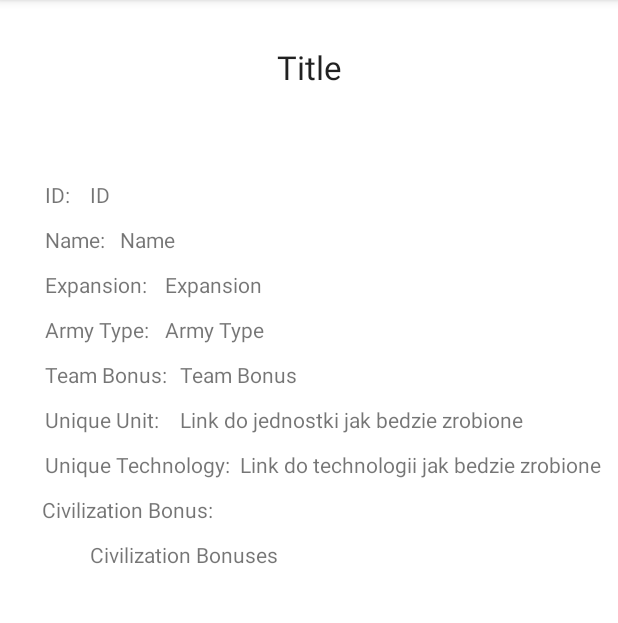
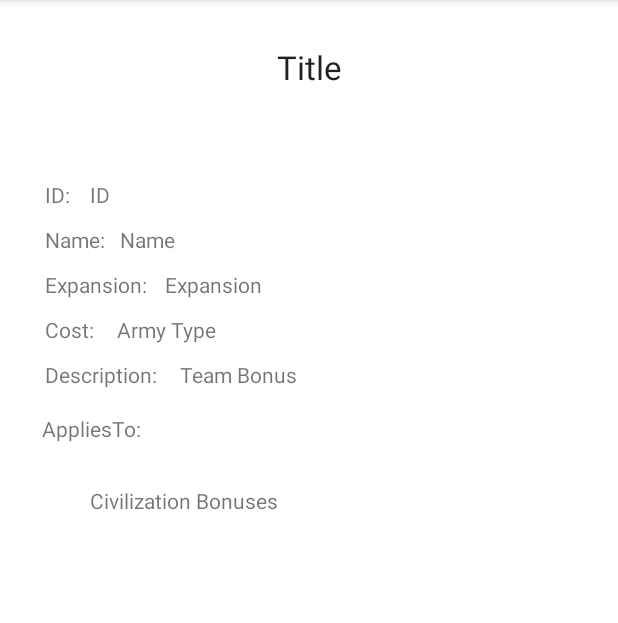
Before and after one commit to sAleksander/age-of-empires-wiki-POLSL, an Android app: the fragment TechnologyDetailsFragment shown on its own in the app's theme, on a phone screen of 412 x 824 dp, the part 84-707 px from its top. Run offline under Robolectric (Android 15) with nearby library versions, the phone set to English and light mode, and no system bars; 8 statements that could not run were skipped.

Commit message:
update technologies download data from db

```diff
--- a/app/src/main/java/com/example/age_of_empires_wiki_polsl/ui/technologies/TechnologiesViewModel.kt
+++ b/app/src/main/java/com/example/age_of_empires_wiki_polsl/ui/technologies/TechnologiesViewModel.kt
@@ -1,29 +1,25 @@
 package com.example.age_of_empires_wiki_polsl.ui.technologies
 
-import androidx.lifecycle.ViewModel
 import android.app.Application
-import androidx.lifecycle.AndroidViewModel
-import androidx.lifecycle.LiveData
-import androidx.lifecycle.MutableLiveData
+import android.os.Bundle
+import android.view.LayoutInflater
+import android.view.View
+import android.view.ViewGroup
+import androidx.lifecycle.*
+import androidx.recyclerview.widget.LinearLayoutManager
+import com.example.age_of_empires_wiki_polsl.R
+import com.example.age_of_empires_wiki_polsl.TempDatabase.AgeOfEmpiresDB
 import com.example.age_of_empires_wiki_polsl.TempDatabase.ApiClasses.Technology
 import com.example.age_of_empires_wiki_polsl.TempDatabase.ApiClasses.TechnologyCost
+import com.example.age_of_empires_wiki_polsl.ui.technologies.list.TechnologyListAdapter
 
 class TechnologyViewModel(application: Application): AndroidViewModel(application) {
 
-    // Create the repository
-    //private val repo:
 
-    // Create the current civilization
     var currentTechnology: Technology? = null
 
-    // Get civilization list
-    //val getAllCivilizations: LiveData<List<CivilizationModel>>
+    var getAllTechnology: MutableLiveData<List<Technology>> = MutableLiveData(AgeOfEmpiresDB.Technologies.value)
 
-    //Mock data
-    var getAllTechnology: MutableLiveData<List<Technology>> = MutableLiveData(listOf(
-        Technology("bronze",listOf("Buildings (except gates) have +10% HP in Dark Age / +20% HP in Feudal Age  / +30% in Castle Age / +40% in Imperial Age",
-            "Spearman skirmisher and camel lines cost 25% less",
-            "Fire Ships attack 20% faster",
-            "Imperial Age costs -33%",
-            "Town Watch is free"),30, TechnologyCost(3,3,3,3,3),"kotlin to g***o","kurczak","kurczak",3,"kurczak"),))
+
+
 }
--- a/app/src/main/java/com/example/age_of_empires_wiki_polsl/ui/technologies/details/TechnologyDetailsFragment.kt
+++ b/app/src/main/java/com/example/age_of_empires_wiki_polsl/ui/technologies/details/TechnologyDetailsFragment.kt
@@ -5,56 +5,42 @@ import androidx.fragment.app.Fragment
 import android.view.LayoutInflater
 import android.view.View
 import android.view.ViewGroup
+import android.widget.TextView
+import androidx.lifecycle.ViewModelProvider
 import com.example.age_of_empires_wiki_polsl.R
+import com.example.age_of_empires_wiki_polsl.ui.technologies.TechnologyViewModel
 
-// TODO: Rename parameter arguments, choose names that match
-// the fragment initialization parameters, e.g. ARG_ITEM_NUMBER
-private const val ARG_PARAM1 = "param1"
-private const val ARG_PARAM2 = "param2"
+class TechnologyDetailsFragment : Fragment() {
+    private lateinit var viewModel: TechnologyViewModel
 
-/**
- * A simple [Fragment] subclass.
- * Use the [TechnologyDetailsFragment.newInstance] factory method to
- * create an instance of this fragment.
- */
-class TechnologyDetailsFragment : Fragment() {
-    // TODO: Rename and change types of parameters
-    private var param1: String? = null
-    private var param2: String? = null
+    override fun onCreateView(
+        inflater: LayoutInflater,
+        container: ViewGroup?,
+        savedInstanceState: Bundle?
+    ): View? {
+        val view = inflater.inflate(R.layout.fragment_technology_details, container, false)
 
-    override fun onCreate(savedInstanceState: Bundle?) {
-        super.onCreate(savedInstanceState)
-        arguments?.let {
-            param1 = it.getString(ARG_PARAM1)
-            param2 = it.getString(ARG_PARAM2)
-        }
+        viewModel = ViewModelProvider(requireActivity()).get(TechnologyViewModel::class.java)
+        val model = viewModel.currentTechnology!!
+
+        view.findViewById<TextView>(R.id.textViewCivlizationTitle).text = model.name
+        view.findViewById<TextView>(R.id.textViewCivilizationID).text = model.id.toString()
+        view.findViewById<TextView>(R.id.textViewCivilizationName).text = model.name
+        view.findViewById<TextView>(R.id.textViewCivilizationExpansion).text = model.expansion
+        view.findViewById<TextView>(R.id.textViewCivilizationArmyType).text = "food: " +model.cost.food+ " gold: " +model.cost.gold+ " stone: " +model.cost.stone+ " wood: " +model.cost.wood
+        view.findViewById<TextView>(R.id.textViewCivilizationTeamBonus).text = model.description
+        view.findViewById<TextView>(R.id.textViewCivilizationCivilizationBonus).text = getBonuses(model.appliesTo!!)
+
+        return view
     }
 
-    override fun onCreateView(
-        inflater: LayoutInflater, container: ViewGroup?,
-        savedInstanceState: Bundle?
-    ): View? {
-        // Inflate the layout for this fragment
-        return inflater.inflate(R.layout.fragment_technology_details, container, false)
-    }
+    private fun getBonuses(bonuses: List<String>): String {
+        var result: String = ""
 
-    companion object {
-        /**
-         * Use this factory method to create a new instance of
-         * this fragment using the provided parameters.
-         *
-         * @param param1 Parameter 1.
-         * @param param2 Parameter 2.
-         * @return A new instance of fragment TechnologyDetailsFragment.
-         */
-        // TODO: Rename and change types and number of parameters
-        @JvmStatic
-        fun newInstance(param1: String, param2: String) =
-            TechnologyDetailsFragment().apply {
-                arguments = Bundle().apply {
-                    putString(ARG_PARAM1, param1)
-                    putString(ARG_PARAM2, param2)
-                }
-            }
+        bonuses.forEach {
+            result += "- " + it + "\n"
+        }
+
+        return result
     }
 }
--- a/app/src/main/java/com/example/age_of_empires_wiki_polsl/ui/technologies/list/TechnologyListFragment.kt
+++ b/app/src/main/java/com/example/age_of_empires_wiki_polsl/ui/technologies/list/TechnologyListFragment.kt
@@ -16,7 +16,9 @@ import com.example.age_of_empires_wiki_polsl.ui.civilizations.CivilizationModel
 import com.example.age_of_empires_wiki_polsl.ui.civilizations.CivilizationViewModel
 import com.example.age_of_empires_wiki_polsl.ui.technologies.TechnologyViewModel
 import kotlinx.android.synthetic.main.fragment_civilization_list.*
+import kotlinx.android.synthetic.main.fragment_technology_details.*
 import kotlinx.android.synthetic.main.fragment_technology_list.*
+import kotlinx.android.synthetic.main.technology_list_one_row.*
 
 public class TechnologyListFragment : Fragment(), ICallbackTechnology {
     private lateinit var myAdapter: TechnologyListAdapter
@@ -38,6 +40,8 @@ public class TechnologyListFragment : Fragment(), ICallbackTechnology {
         viewModel.getAllTechnology.observe(viewLifecycleOwner, Observer {
             myAdapter.notifyDataSetChanged()
         })
+        //textViewName.text = viewModel.currentTechnology!!.name
+        //txtID.text=viewModel.currentTechnology!!.id.toString()
 
         return view
     }
--- a/app/src/main/res/layout/fragment_technology_details.xml
+++ b/app/src/main/res/layout/fragment_technology_details.xml
@@ -23,7 +23,7 @@
         android:layout_height="wrap_content"
         android:layout_marginStart="30dp"
         android:layout_marginTop="210dp"
-        android:text="Army Type:"
+        android:text="Cost:"
         app:layout_constraintStart_toStartOf="parent"
         app:layout_constraintTop_toTopOf="parent" />
 
@@ -33,27 +33,7 @@
         android:layout_height="wrap_content"
         android:layout_marginStart="30dp"
         android:layout_marginTop="240dp"
-        android:text="Team Bonus:"
-        app:layout_constraintStart_toStartOf="parent"
-        app:layout_constraintTop_toTopOf="parent" />
-
-    <TextView
-        android:id="@+id/txtUniqueUnit"
-        android:layout_width="wrap_content"
-        android:layout_height="wrap_content"
-        android:layout_marginStart="30dp"
-        android:layout_marginTop="270dp"
-        android:text="Unique Unit: "
-        app:layout_constraintStart_toStartOf="parent"
-        app:layout_constraintTop_toTopOf="parent" />
-
-    <TextView
-        android:id="@+id/txtUniqueTechnology"
-        android:layout_width="wrap_content"
-        android:layout_height="wrap_content"
-        android:layout_marginStart="30dp"
-        android:layout_marginTop="300dp"
-        android:text="Unique Technology: "
+        android:text="Description:"
         app:layout_constraintStart_toStartOf="parent"
         app:layout_constraintTop_toTopOf="parent" />
 
@@ -62,8 +42,8 @@
         android:layout_width="wrap_content"
         android:layout_height="wrap_content"
         android:layout_marginStart="28dp"
-        android:layout_marginTop="330dp"
-        android:text="Civilization Bonus:"
+        android:layout_marginTop="276dp"
+        android:text="AppliesTo:"
         app:layout_constraintStart_toStartOf="parent"
         app:layout_constraintTop_toTopOf="parent" />
 
@@ -125,7 +105,7 @@
         android:id="@+id/textViewCivilizationArmyType"
         android:layout_width="wrap_content"
         android:layout_height="wrap_content"
-        android:layout_marginStart="80dp"
+        android:layout_marginStart="48dp"
         android:layout_marginTop="210dp"
         android:text="Army Type"
         app:layout_constraintStart_toStartOf="@id/txtArmyType"
@@ -142,31 +122,11 @@
         app:layout_constraintTop_toTopOf="parent" />
 
     <TextView
-        android:id="@+id/textViewCivilizationUniqueUnit"
-        android:layout_width="wrap_content"
-        android:layout_height="wrap_content"
-        android:layout_marginStart="90dp"
-        android:layout_marginTop="270dp"
-        android:text="Link do jednostki jak bedzie zrobione"
-        app:layout_constraintStart_toStartOf="@id/txtTeamBonus"
-        app:layout_constraintTop_toTopOf="parent" />
-
-    <TextView
-        android:id="@+id/textViewCivilizationUniqueTechnology"
-        android:layout_width="wrap_content"
-        android:layout_height="wrap_content"
-        android:layout_marginStart="130dp"
-        android:layout_marginTop="300dp"
-        android:text="Link do technologii jak bedzie zrobione"
-        app:layout_constraintStart_toStartOf="@id/txtTeamBonus"
-        app:layout_constraintTop_toTopOf="parent" />
-
-    <TextView
         android:id="@+id/textViewCivilizationCivilizationBonus"
         android:layout_width="0dp"
         android:layout_height="wrap_content"
         android:layout_marginStart="30dp"
-        android:layout_marginTop="360dp"
+        android:layout_marginTop="324dp"
         android:layout_marginEnd="10dp"
         android:ellipsize="none"
         android:scrollHorizontally="false"
```
